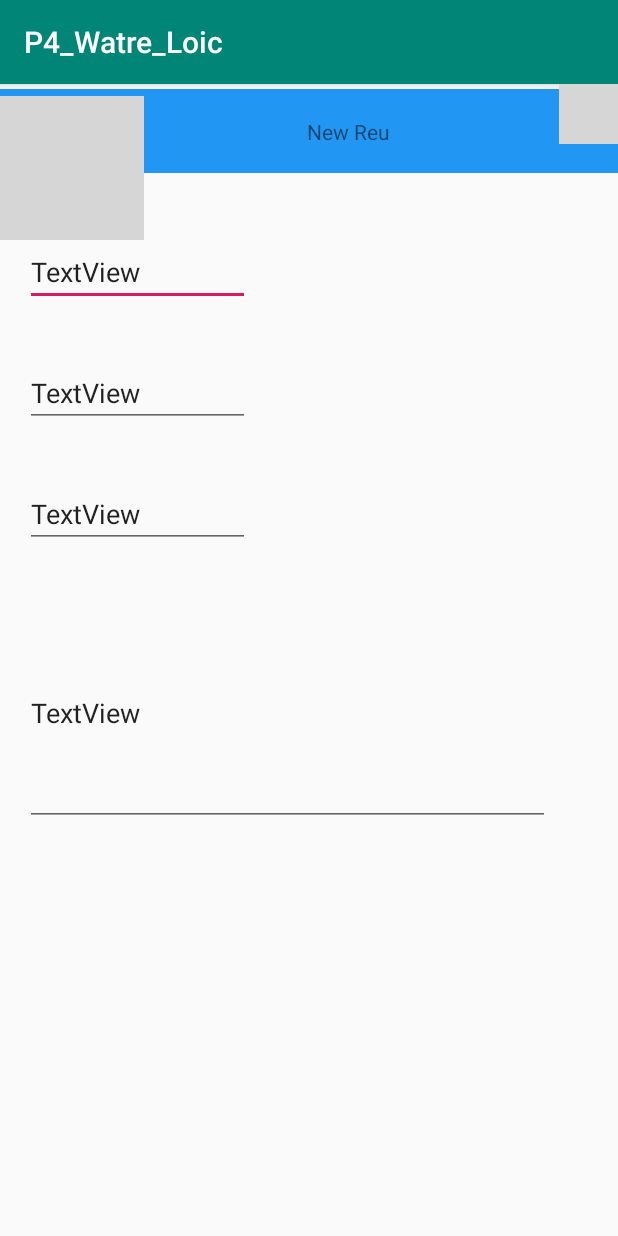
After one commit to loicwatre/P4_Watre_loic_MaReu, an Android app: the New_Reu screen opened directly, with no data from a screen before it, on a phone screen of 412 x 824 dp. The commit adds this screen. Run offline under Robolectric (Android 15) with nearby library versions, the phone set to English and light mode, and no system bars; grey boxes are pictures that could not be loaded.

Commit message:
reglage constrains

```diff
--- a/app/src/main/AndroidManifest.xml
+++ b/app/src/main/AndroidManifest.xml
@@ -9,10 +9,12 @@
         android:roundIcon="@mipmap/ic_launcher_round"
         android:supportsRtl="true"
         android:theme="@style/AppTheme">
-        <activity android:name=".ui.réu_list.Fragment_List"></activity>
+        <activity android:name=".ui.réu_list.New_Reu"></activity>
+        <activity android:name=".ui.réu_list.Fragment_List" />
+        <activity android:name=".ui.réu_list.ItemListReu" />
         <activity
             android:name=".ui.réu_list.MainActivity"
-            android:label="@string/app_name"
+            android:label="Ma Reu"
             android:theme="@style/AppTheme.NoActionBar">
             <intent-filter>
                 <action android:name="android.intent.action.MAIN" />
--- a/app/src/main/java/com/example/p4_watre_loic/api/FakeApiServiceGenerator.java
+++ b/app/src/main/java/com/example/p4_watre_loic/api/FakeApiServiceGenerator.java
@@ -12,8 +12,8 @@ public abstract class FakeApiServiceGenerator {
     }
 
     public static List<Reu> FAKE_REUNIONS = Arrays.asList(
-            new Reu("Réunion A", "14h", "mario",""),
-            new Reu("Réunion B", "15h", "peach",""),
-            new Reu("Réunion C", "16h", "luigi","")
+            new Reu("Réunion A", "14h", "mario","maxime@lamazone.com,alex@lamazone.com"),
+            new Reu("Réunion B", "15h", "peach","paul@lamazone.com,viviane@lamazone.com"),
+            new Reu("Réunion C", "16h", "luigi","amandine@lamazone.com,luc@lamazone.com")
     );
 }
--- a/app/src/main/res/layout/activity_fragment__list.xml
+++ b/app/src/main/res/layout/activity_fragment__list.xml
@@ -1,5 +1,7 @@
 <?xml version="1.0" encoding="utf-8"?>
-<androidx.constraintlayout.widget.ConstraintLayout xmlns:android="http://schemas.android.com/apk/res/android"
+<androidx.constraintlayout.widget.ConstraintLayout
+
+    xmlns:android="http://schemas.android.com/apk/res/android"
     xmlns:app="http://schemas.android.com/apk/res-auto"
     xmlns:tools="http://schemas.android.com/tools"
     android:layout_width="match_parent"
@@ -7,6 +9,7 @@
     tools:context=".ui.réu_list.Fragment_List">
 
     <androidx.recyclerview.widget.RecyclerView
+        android:id="@+id/activity_list_reu_rv"
         android:layout_width="409dp"
         android:layout_height="680dp"
         android:layout_marginTop="56dp"
--- a/app/src/main/res/layout/activity_main.xml
+++ b/app/src/main/res/layout/activity_main.xml
@@ -23,7 +23,7 @@
     <include layout="@layout/activity_fragment__list" />
 
     <com.google.android.material.floatingactionbutton.FloatingActionButton
-        android:id="@+id/fab"
+        android:id="@+id/activity_list_reu_fab"
         android:layout_width="wrap_content"
         android:layout_height="wrap_content"
         android:layout_marginEnd="16dp"
--- /dev/null
+++ b/app/src/main/res/layout/activity_new__reu.xml
@@ -0,0 +1,115 @@
+<?xml version="1.0" encoding="utf-8"?>
+<androidx.constraintlayout.widget.ConstraintLayout xmlns:android="http://schemas.android.com/apk/res/android"
+    xmlns:app="http://schemas.android.com/apk/res-auto"
+    xmlns:tools="http://schemas.android.com/tools"
+    android:layout_width="match_parent"
+    android:layout_height="match_parent"
+    tools:context=".ui.réu_list.New_Reu">
+
+
+    <androidx.appcompat.widget.Toolbar
+        android:id="@+id/activity_new-reu_toolbar"
+        android:layout_width="match_parent"
+        android:layout_height="?attr/actionBarSize"
+        android:layout_marginBottom="24dp"
+        android:background="#2196F3"
+        app:layout_constraintBottom_toTopOf="@+id/activity_new_reu_entername"
+        app:layout_constraintEnd_toEndOf="parent"
+        app:layout_constraintHorizontal_bias="1.0"
+        app:layout_constraintStart_toStartOf="parent"
+        app:layout_constraintTop_toTopOf="parent"
+        app:layout_constraintVertical_bias="0.0"
+        app:popupTheme="@style/AppTheme.PopupOverlay"
+        tools:ignore="MissingConstraints" />
+
+    <ImageView
+        android:id="@+id/activity_new_reu_returnbutton"
+        android:layout_width="wrap_content"
+        android:layout_height="wrap_content"
+        android:layout_marginTop="8dp"
+        android:clickable="true"
+        android:src="@drawable/ic_dialog_close_light"
+        app:layout_constraintStart_toStartOf="parent"
+        app:layout_constraintTop_toTopOf="parent" />
+
+    <TextView
+        android:id="@+id/activity_new_reu_name"
+        android:layout_width="59dp"
+        android:layout_height="19dp"
+        android:text="New Reu"
+        app:layout_constraintBottom_toBottomOf="@+id/activity_new-reu_toolbar"
+        app:layout_constraintEnd_toStartOf="@+id/activity_new_reu_validebutton"
+        app:layout_constraintStart_toEndOf="@+id/activity_new_reu_returnbutton"
+        app:layout_constraintTop_toTopOf="@+id/activity_new-reu_toolbar" />
+
+    <ImageButton
+        android:id="@+id/activity_new_reu_validebutton"
+        android:layout_width="39dp"
+        android:layout_height="40dp"
+        android:background="#00000000"
+        android:clickable="true"
+        android:src="@drawable/ic_group_collapse_15"
+        android:tint="#000000"
+        app:layout_constraintEnd_toEndOf="parent"
+        app:layout_constraintTop_toTopOf="parent" />
+
+    <EditText
+        android:id="@+id/activity_new_reu_entername"
+        android:layout_width="150dp"
+        android:layout_height="wrap_content"
+        android:layout_marginStart="16dp"
+        android:layout_marginTop="16dp"
+        android:layout_marginEnd="245dp"
+        android:layout_marginBottom="16dp"
+        android:text="TextView"
+        app:layout_constraintBottom_toTopOf="@+id/activity_new_reu_enterhour"
+        app:layout_constraintEnd_toEndOf="parent"
+        app:layout_constraintStart_toStartOf="parent"
+        app:layout_constraintTop_toBottomOf="@+id/activity_new-reu_toolbar"
+        tools:ignore="MissingConstraints" />
+
+    <EditText
+        android:id="@+id/activity_new_reu_enterhour"
+        android:layout_width="150dp"
+        android:layout_height="wrap_content"
+        android:layout_marginStart="16dp"
+        android:layout_marginTop="16dp"
+        android:layout_marginEnd="245dp"
+        android:layout_marginBottom="16dp"
+        android:text="TextView"
+        app:layout_constraintBottom_toTopOf="@+id/activity_new_reu_enterroom"
+        app:layout_constraintEnd_toEndOf="parent"
+        app:layout_constraintStart_toStartOf="parent"
+        app:layout_constraintTop_toBottomOf="@+id/activity_new_reu_entername"
+        tools:ignore="MissingConstraints" />
+
+    <EditText
+        android:id="@+id/activity_new_reu_enterroom"
+        android:layout_width="150dp"
+        android:layout_height="wrap_content"
+        android:layout_marginStart="16dp"
+        android:layout_marginTop="16dp"
+        android:layout_marginEnd="245dp"
+        android:layout_marginBottom="16dp"
+        android:text="TextView"
+        app:layout_constraintBottom_toTopOf="@+id/activity_new_reu_enteremail"
+        app:layout_constraintEnd_toEndOf="parent"
+        app:layout_constraintStart_toStartOf="parent"
+        app:layout_constraintTop_toBottomOf="@+id/activity_new_reu_enterhour"
+        tools:ignore="MissingConstraints" />
+
+    <EditText
+        android:id="@+id/activity_new_reu_enteremail"
+        android:layout_width="350dp"
+        android:layout_height="150dp"
+        android:layout_marginStart="16dp"
+        android:layout_marginTop="16dp"
+        android:layout_marginEnd="45dp"
+        android:layout_marginBottom="270dp"
+        android:text="TextView"
+        app:layout_constraintBottom_toBottomOf="parent"
+        app:layout_constraintEnd_toEndOf="parent"
+        app:layout_constraintStart_toStartOf="parent"
+        app:layout_constraintTop_toBottomOf="@+id/activity_new_reu_enterroom"
+        tools:ignore="MissingConstraints" />
+</androidx.constraintlayout.widget.ConstraintLayout>
```
Also changed, not shown: app/build.gradle (+10 -5 lines), app/src/main/java/com/example/p4_watre_loic/réu/Reu.java (+8 -2 lines), app/src/main/java/com/example/p4_watre_loic/ui/réu_list/Fragment_List.java (+30 -8 lines), app/src/main/java/com/example/p4_watre_loic/ui/réu_list/ItemListReu.java (added, +63 -0 lines), app/src/main/java/com/example/p4_watre_loic/ui/réu_list/MaReuAdapter.java (+57 -1 lines), app/src/main/java/com/example/p4_watre_loic/ui/réu_list/MainActivity.java (+44 -33 lines), app/src/main/java/com/example/p4_watre_loic/ui/réu_list/New_Reu.java (added, +65 -0 lines), app/src/main/java/com/example/p4_watre_loic/utils/ReuDiffCallback.java (added, +37 -0 lines), app/src/main/res/layout/item_list_reu.xml (+61 -14 lines), app/src/main/res/menu/menu_main.xml (deleted, +0 -10 lines).
